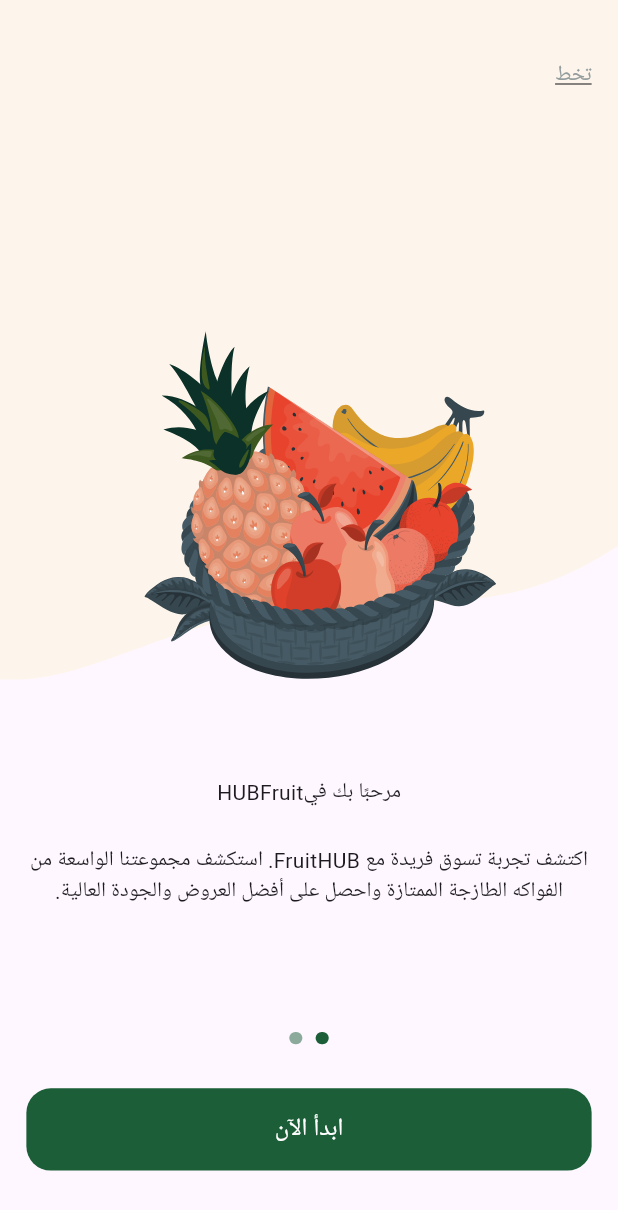
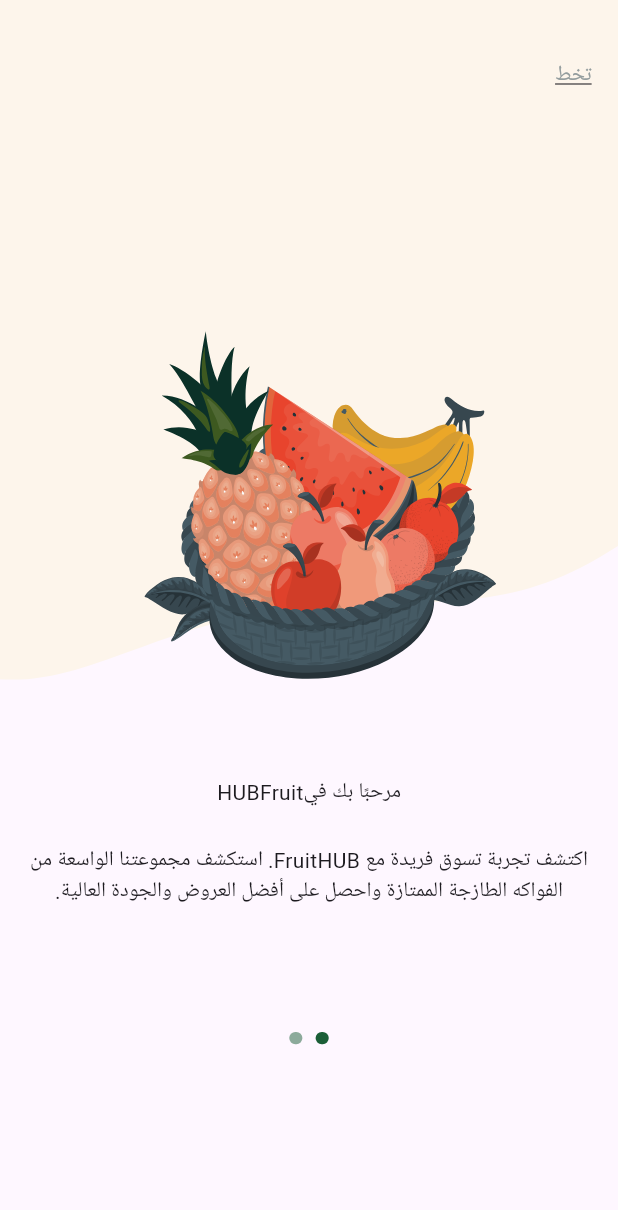
Before and after one commit to Jik00/Fruits-Hub, a Flutter app: the screen it shows after launch, on a phone screen of 412 x 824 dp. Shown: the top 1210 px of the screen. Run offline on Flutter 3.47's test engine with Material 3 defaults, Android fonts, the phone set to English and light mode, and no system bars; drawn by our look-alikes of smooth_page_indicator; our stand-ins replace flutter_screenutil, flutter_svg.

Commit message:
refactor onboarding body UI

```diff
--- a/lib/features/onboarding/presentation/views/widgets/onboarding_view_body.dart
+++ b/lib/features/onboarding/presentation/views/widgets/onboarding_view_body.dart
@@ -43,7 +43,8 @@ class _OnboardingViewBodyState extends State<OnboardingViewBody> {
     return Column(
       children: [
         Expanded(
-            child: OnboardingPgview( pageController: pageController,
+            child: OnboardingPgview(
+          pageController: pageController,
           currentPg: currentPg,
         )),
         SmoothPageIndicator(
@@ -60,9 +61,15 @@ class _OnboardingViewBodyState extends State<OnboardingViewBody> {
         SizedBox(
           height: 29.h,
         ),
-        Padding(
-          padding: EdgeInsets.symmetric(horizontal: 16.w),
-          child: CustomButton(hint: context.loc.startNowButton, onTap: () {}),
+        Visibility(
+          visible: currentPg == 1,
+          maintainSize: true,
+          maintainAnimation: true,
+          maintainState: true,
+          child: Padding(
+            padding: EdgeInsets.symmetric(horizontal: 16.w),
+            child: CustomButton(hint: context.loc.startNowButton, onTap: () {}),
+          ),
         ),
         SizedBox(
           height: 43.h,
```
Also changed, not shown: pubspec.lock.
